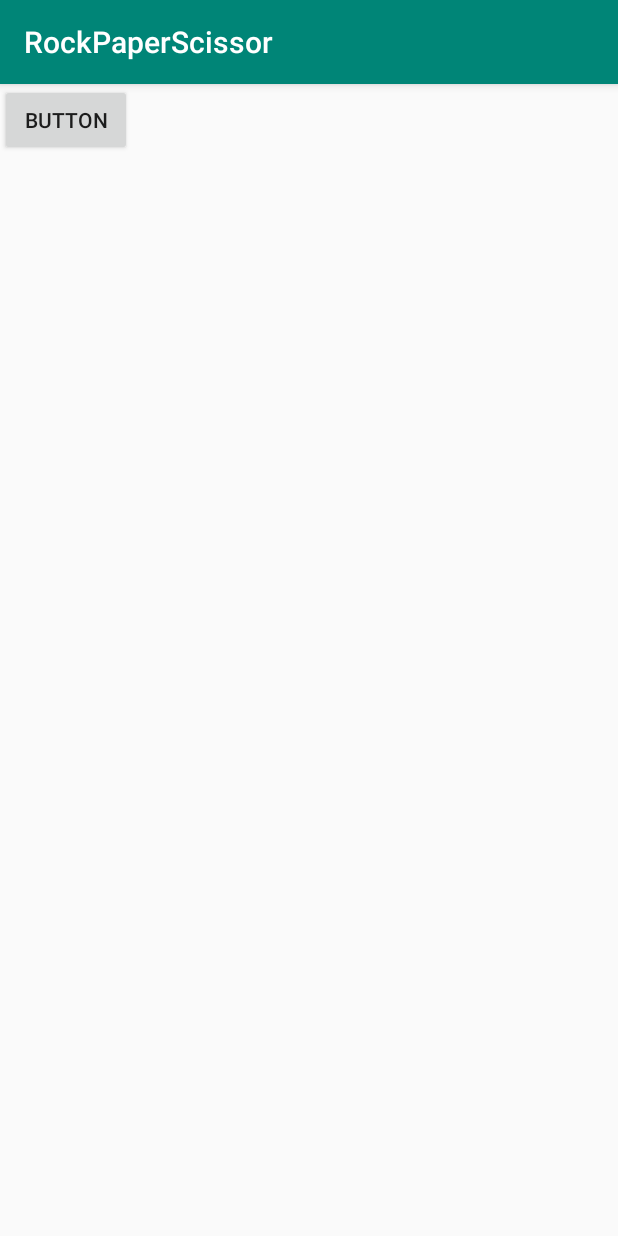
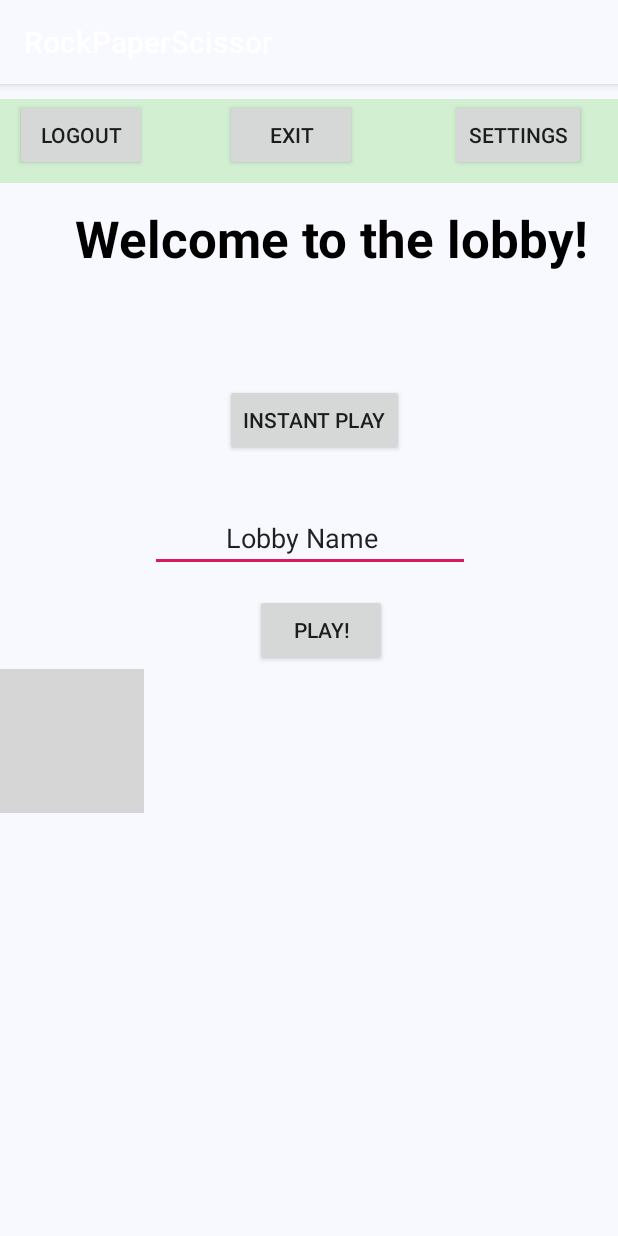
Before and after one commit to austinegan/RockPaperScissor, an Android app: the lobbyActivity screen opened directly, with no data from a screen before it, on a phone screen of 412 x 824 dp. Run offline under Robolectric (Android 15) with nearby library versions, the phone set to English and light mode, and no system bars; grey boxes are pictures that could not be loaded.

Commit message:
updated lobby xml

```diff
--- a/app/src/main/res/layout/activity_lobby.xml
+++ b/app/src/main/res/layout/activity_lobby.xml
@@ -5,11 +5,84 @@
     android:layout_width="match_parent"
     android:layout_height="match_parent"
     android:orientation="vertical"
+    android:background="@color/colorPrimary"
     tools:context=".lobbyActivity" >
 
     <Button
-        android:id="@+id/button"
+        android:id="@+id/instant_play"
         android:layout_width="wrap_content"
         android:layout_height="wrap_content"
-        android:text="Button" />
+        android:layout_marginTop="200dp"
+        android:layout_marginLeft="150dp"
+        android:text="Instant Play" />
+
+    <EditText
+        android:id="@+id/editText"
+        android:layout_width="wrap_content"
+        android:layout_height="wrap_content"
+        android:layout_marginTop="280dp"
+        android:layout_marginLeft="100dp"
+        android:ems="10"
+        android:inputType="textPersonName"
+        android:text="          Lobby Name" />
+
+    <Button
+        android:id="@+id/button2"
+        android:layout_width="wrap_content"
+        android:layout_height="wrap_content"
+        android:text="Play!"
+        android:layout_marginTop="340dp"
+        android:layout_marginLeft="170dp"/>
+
+    <android.support.v7.widget.AppCompatImageView
+        android:layout_width="wrap_content"
+        android:layout_height="wrap_content"
+        android:layout_marginTop="390dp"
+        app:srcCompat="@drawable/lobby"/>
+
+    <TextView
+        android:id="@+id/textView3"
+        android:layout_width="wrap_content"
+        android:layout_height="76dp"
+        android:layout_marginLeft="50dp"
+        android:layout_marginTop="80dp"
+        android:text="Welcome to the lobby!"
+        android:textAppearance="@style/TextAppearance.AppCompat.Display1"
+        android:textColor="@android:color/black"
+        android:textStyle="bold" />
+
+    <android.support.v7.widget.Toolbar
+        android:id="@+id/toolbar"
+        android:layout_width="match_parent"
+        android:layout_height="wrap_content"
+        android:minHeight="?attr/actionBarSize"
+        android:layout_marginTop="10dp"
+        android:theme="?attr/actionBarTheme"
+        android:background="@color/toolbar_Color"/>
+
+    <Button
+        android:id="@+id/settings"
+        android:layout_width="wrap_content"
+        android:layout_height="wrap_content"
+        android:layout_marginLeft="300dp"
+        android:layout_marginTop="10dp"
+        android:text="Settings" />
+
+    <Button
+        android:id="@+id/exit"
+        android:layout_width="wrap_content"
+        android:layout_height="wrap_content"
+        android:layout_marginLeft="150dp"
+        android:layout_marginTop="10dp"
+        android:text="Exit" />
+
+    <Button
+        android:id="@+id/logout"
+        android:layout_width="wrap_content"
+        android:layout_height="wrap_content"
+        android:layout_marginLeft="10dp"
+        android:layout_marginTop="10dp"
+        android:text="Logout" />
+
+
 </RelativeLayout>
--- a/app/src/main/res/values/colors.xml
+++ b/app/src/main/res/values/colors.xml
@@ -1,6 +1,7 @@
 <?xml version="1.0" encoding="utf-8"?>
 <resources>
-    <color name="colorPrimary">#008577</color>
+    <color name="colorPrimary">#F8F8FF</color>
     <color name="colorPrimaryDark">#00574B</color>
+    <color name="toolbar_Color">#D2EFD2</color>
     <color name="colorAccent">#D81B60</color>
 </resources>
```
Also changed, not shown: app/src/main/java/edu/fsu/cs/mobile/rockpaperscissor/PlayFragment.java (+101 -98 lines).
